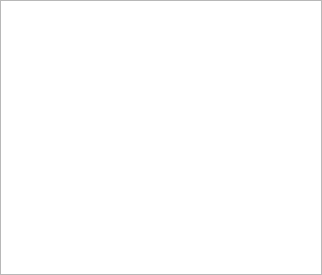
Before: the Qt Designer form src/yarpbatterygui-qt/display.ui in robotology/yarp, drawn with Qt 5.
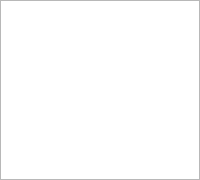
After: the same form once the commit is applied.

Commit message: yarpbatterygui-qt graphics rendering complete

```diff
--- a/src/yarpbatterygui-qt/display.ui
+++ b/src/yarpbatterygui-qt/display.ui
@@ -1,19 +1,35 @@
 <?xml version="1.0" encoding="UTF-8"?>
 <ui version="4.0">
- <class>BatteryDlg</class>
- <widget class="QDialog" name="BatteryDlg">
+ <class>MainWindow</class>
+ <widget class="QMainWindow" name="MainWindow">
   <property name="geometry">
    <rect>
     <x>0</x>
     <y>0</y>
-    <width>322</width>
-    <height>275</height>
+    <width>200</width>
+    <height>180</height>
    </rect>
   </property>
+  <property name="sizePolicy">
+   <sizepolicy hsizetype="Fixed" vsizetype="Fixed">
+    <horstretch>0</horstretch>
+    <verstretch>0</verstretch>
+   </sizepolicy>
+  </property>
   <property name="windowTitle">
    <string>Dialog</string>
   </property>
-  <layout class="QVBoxLayout" name="verticalLayout">
+  <widget class="QWidget" name="centralWidget">
+   <property name="sizePolicy">
+    <sizepolicy hsizetype="Expanding" vsizetype="Expanding">
+     <horstretch>0</horstretch>
+     <verstretch>0</verstretch>
+    </sizepolicy>
+   </property>
+   <layout class="QVBoxLayout" name="verticalLayout_4">
+    <property name="spacing">
+     <number>0</number>
+    </property>
    <property name="leftMargin">
     <number>0</number>
    </property>
@@ -27,10 +43,39 @@
     <number>0</number>
    </property>
    <item>
-    <widget class="QGraphicsView" name="graphicsView"/>
+     <widget class="QGraphicsView" name="graphicsView">
+      <property name="sizePolicy">
+       <sizepolicy hsizetype="Fixed" vsizetype="Fixed">
+        <horstretch>0</horstretch>
+        <verstretch>0</verstretch>
+       </sizepolicy>
+      </property>
+      <property name="minimumSize">
+       <size>
+        <width>200</width>
+        <height>180</height>
+       </size>
+      </property>
+      <property name="maximumSize">
+       <size>
+        <width>200</width>
+        <height>180</height>
+       </size>
+      </property>
+      <property name="verticalScrollBarPolicy">
+       <enum>Qt::ScrollBarAlwaysOff</enum>
+      </property>
+      <property name="horizontalScrollBarPolicy">
+       <enum>Qt::ScrollBarAlwaysOff</enum>
+      </property>
+     </widget>
    </item>
   </layout>
  </widget>
- <resources/>
+ </widget>
+ <layoutdefault spacing="6" margin="11"/>
+ <resources>
+  <include location="../yarplogger-qt/res.qrc"/>
+ </resources>
  <connections/>
 </ui>
```
Left out of the diff: 2 changed lines with no effect on the pictures. Lines whose indentation alone changed are shown as unchanged. The commit also changes 5 other files.
